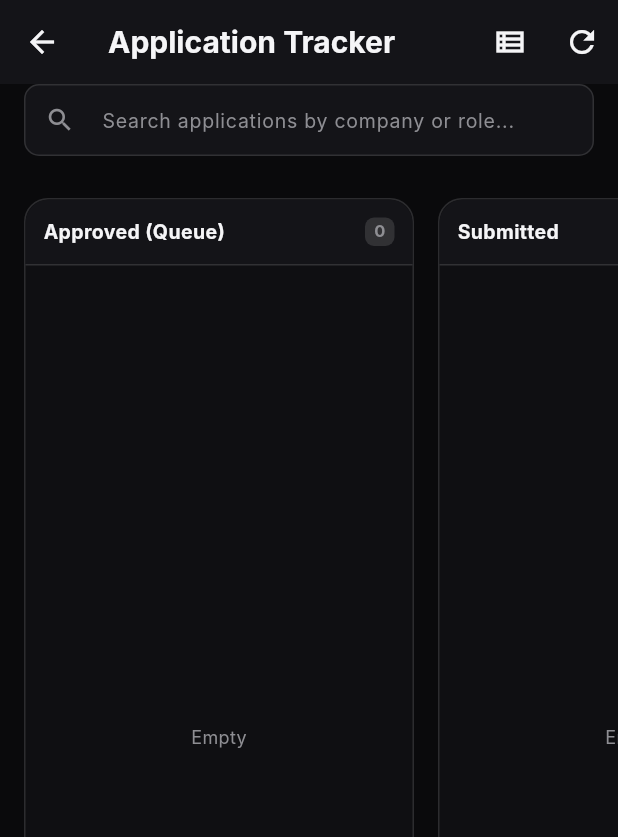
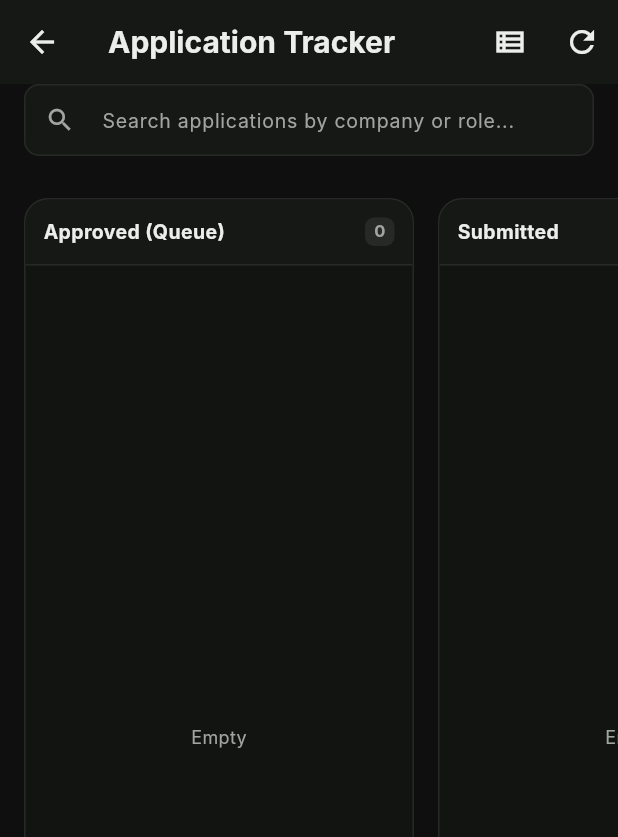
Before and after one commit to Adharsh-Arvinth/ApplyPilot, a Flutter app: the ApplicationTrackerScreen screen opened directly, after a tap on the "view kanban" icon, on a phone screen of 412 x 824 dp. Shown: the top 837 px of the screen. Run offline on Flutter 3.47's test engine with Material 3 defaults, Android fonts, the phone set to English and light mode, and no system bars; our stand-ins replace file_picker, shared_preferences; accounts and stored records are empty; network calls fail; Roboto replaces fonts that are missing (Inter).

Commit message:
feat(design): harmonize dark editorial tokens with #0E0F0E background and #7FD1A8 accent

```diff
--- a/app/lib/core/apple_music_theme.dart
+++ b/app/lib/core/apple_music_theme.dart
@@ -11,34 +11,34 @@ import 'package:flutter/material.dart';
 /// - Compact controls, table-style list rows, no repetitive cards-in-cards
 class AppleMusicTheme {
   // 1. Dark Surfaces & Foundations
-  static const Color background = Color(0xFF0A0A0C);
-  static const Color surface = Color(0xFF141418);
-  static const Color surfaceElevated = Color(0xFF1C1C24);
-  static const Color surfaceSubtle = Color(0xFF0E0E12);
-  static const Color frostedGlass = Color(0xCC141418);
-  static const Color hairline = Color(0x1FFFFFFF);
-  static const Color hairlineProminent = Color(0x2EFFFFFF);
+  static const Color background = Color(0xFF0E0F0E);
+  static const Color surface = Color(0xFF161816);
+  static const Color surfaceElevated = Color(0xFF1C201D);
+  static const Color surfaceSubtle = Color(0xFF121412);
+  static const Color frostedGlass = Color(0xCC161816);
+  static const Color hairline = Color(0xFF262926);
+  static const Color hairlineProminent = Color(0xFF353935);
 
   // 2. High-Fidelity Typography
-  static const Color textPrimary = Color(0xFFF5F5F7);
-  static const Color textSecondary = Color(0xFF8E8E93);
-  static const Color textTertiary = Color(0xFF636366);
+  static const Color textPrimary = Color(0xFFECEEEC);
+  static const Color textSecondary = Color(0xFFA0A69F);
+  static const Color textTertiary = Color(0xFF6E736E);
 
   // 3. Restrained Semantic Color System
-  static const Color emerald = Color(0xFF30D158); // Successful operations, confirmed
-  static const Color emeraldSubtle = Color(0x1F30D158);
+  static const Color emerald = Color(0xFF7FD1A8); // Signature Accent & Successful operations
+  static const Color emeraldSubtle = Color(0x1F7FD1A8);
 
-  static const Color coral = Color(0xFFFF453A); // Critical errors, pause, rejection
-  static const Color coralSubtle = Color(0x1FFF453A);
+  static const Color coral = Color(0xFFF87171); // Critical errors, pause, rejection
+  static const Color coralSubtle = Color(0x1FF87171);
 
-  static const Color violet = Color(0xFFBF5AF2); // Gemini AI intelligence, copilot
-  static const Color violetSubtle = Color(0x1FBF5AF2);
+  static const Color violet = Color(0xFFA78BFA); // Gemini AI intelligence, copilot
+  static const Color violetSubtle = Color(0x1FA78BFA);
 
-  static const Color blue = Color(0xFF0A84FF); // Discovery, links, telemetry
-  static const Color blueSubtle = Color(0x1F0A84FF);
+  static const Color blue = Color(0xFF60A5FA); // Discovery, links, telemetry
+  static const Color blueSubtle = Color(0x1F60A5FA);
 
-  static const Color amber = Color(0xFFFF9F0A); // Pending approval, waiting, warnings
-  static const Color amberSubtle = Color(0x1FFFF9F0A);
+  static const Color amber = Color(0xFFFBBF24); // Pending approval, waiting, warnings
+  static const Color amberSubtle = Color(0x1FFBBF24);
 
   // 4. Geometry & Radii
   static const double radiusControl = 8.0;
--- a/app/lib/core/theme.dart
+++ b/app/lib/core/theme.dart
@@ -61,41 +61,41 @@ class AppColors {
   static const Color errorLight = Color(0xFFBA1A1A);
   static const Color blueLight = Color(0xFF1D4E89);
 
-  // Dark Theme Palette (Apple Music Refined Editorial Foundation)
-  static const Color canvasDark = Color(0xFF0A0A0C);
-  static const Color surfaceDark = Color(0xFF141418);
-  static const Color surfaceSubtleDark = Color(0xFF1C1C24);
-  static const Color borderHairlineDark = Color(0x1FFFFFFF);
-  static const Color textPrimaryDark = Color(0xFFF5F5F7);
-  static const Color textSecondaryDark = Color(0xFF8E8E93);
-  static const Color textMutedDark = Color(0xFF636366);
-  static const Color accentDark = Color(0xFF30D158);
-  static const Color accentOnAccentDark = Color(0xFF000000);
-  static const Color brassDark = Color(0xFFFFD60A);
-  static const Color successDark = Color(0xFF30D158);
-  static const Color warningDark = Color(0xFFFF9F0A);
-  static const Color errorDark = Color(0xFFFF453A);
-  static const Color blueDark = Color(0xFF0A84FF);
+  // Dark Theme Palette (Signature Editorial Dark Foundation)
+  static const Color canvasDark = Color(0xFF0E0F0E);
+  static const Color surfaceDark = Color(0xFF161816);
+  static const Color surfaceSubtleDark = Color(0xFF1C201D);
+  static const Color borderHairlineDark = Color(0xFF262926);
+  static const Color textPrimaryDark = Color(0xFFECEEEC);
+  static const Color textSecondaryDark = Color(0xFFA0A69F);
+  static const Color textMutedDark = Color(0xFF6E736E);
+  static const Color accentDark = Color(0xFF7FD1A8);
+  static const Color accentOnAccentDark = Color(0xFF0E0F0E);
+  static const Color brassDark = Color(0xFFFBBF24);
+  static const Color successDark = Color(0xFF7FD1A8);
+  static const Color warningDark = Color(0xFFFBBF24);
+  static const Color errorDark = Color(0xFFF87171);
+  static const Color blueDark = Color(0xFF60A5FA);
 
-  // Semantic Colorful Palette (Apple Music System Colors)
+  // Semantic Colorful Palette
   // Emerald: Successful applications & positive progress
-  static const Color emeraldLight = Color(0xFF30D158);
-  static const Color emeraldDark = Color(0xFF30D158);
+  static const Color emeraldLight = Color(0xFF2D6A4F);
+  static const Color emeraldDark = Color(0xFF7FD1A8);
   // Blue: Job discovery & general information
-  static const Color semanticBlueLight = Color(0xFF0A84FF);
-  static const Color semanticBlueDark = Color(0xFF0A84FF);
+  static const Color semanticBlueLight = Color(0xFF1D4E89);
+  static const Color semanticBlueDark = Color(0xFF60A5FA);
   // Violet: AI operations & resume intelligence
-  static const Color violetLight = Color(0xFFBF5AF2);
-  static const Color violetDark = Color(0xFFBF5AF2);
+  static const Color violetLight = Color(0xFF6A4C93);
+  static const Color violetDark = Color(0xFFA78BFA);
   // Amber: Pending approvals & attention required
-  static const Color amberLight = Color(0xFFFF9F0A);
-  static const Color amberDark = Color(0xFFFF9F0A);
+  static const Color amberLight = Color(0xFFD4A373);
+  static const Color amberDark = Color(0xFFFBBF24);
   // Coral: Errors, failed applications & warnings
-  static const Color coralLight = Color(0xFFFF453A);
-  static const Color coralDark = Color(0xFFFF453A);
+  static const Color coralLight = Color(0xFFE76F51);
+  static const Color coralDark = Color(0xFFF87171);
   // Teal: Interviews & career milestones
-  static const Color tealLight = Color(0xFF64D2FF);
-  static const Color tealDark = Color(0xFF64D2FF);
+  static const Color tealLight = Color(0xFF0081A7);
+  static const Color tealDark = Color(0xFF2DD4BF);
 
   static Color getSemanticColor(String type, bool isDark) {
     switch (type.toLowerCase()) {
```
